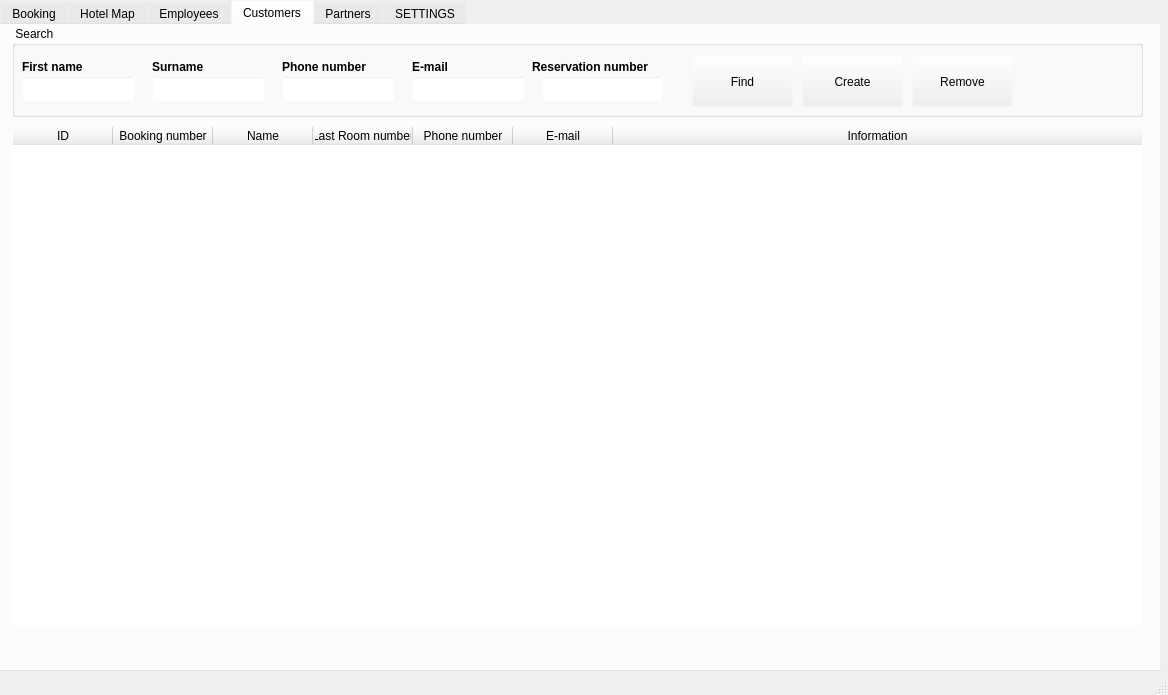
Old version of the form mainwindow.ui in the repository maksymba0/MXHotel.
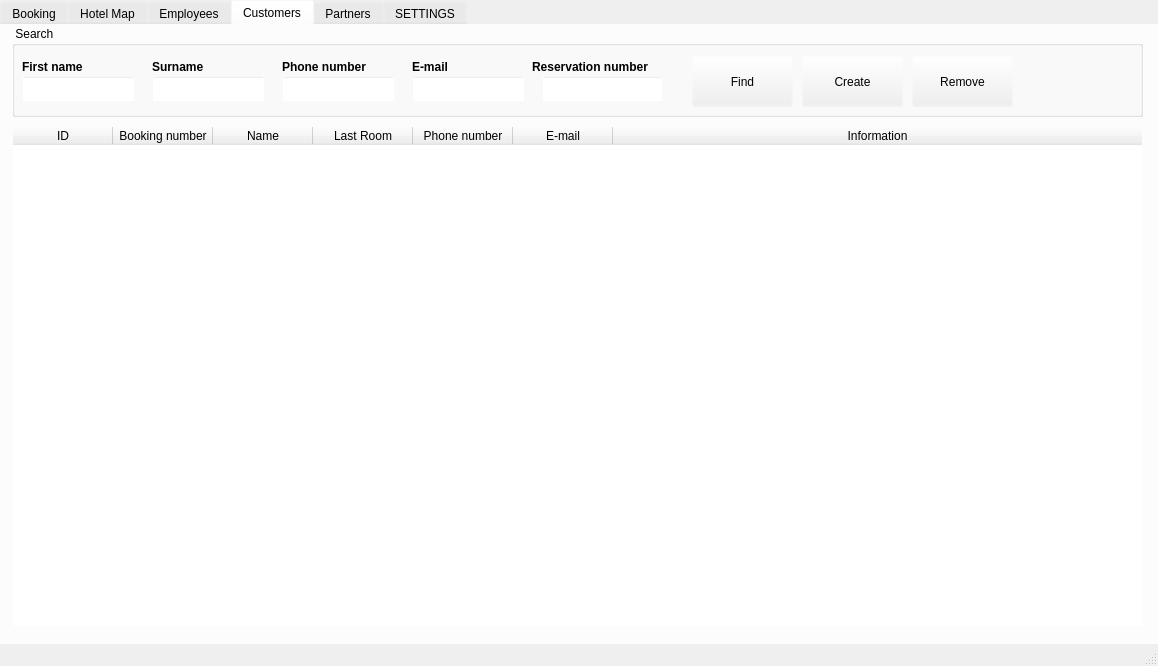
New version of the form. The open tabs and pages were chosen to show the change. Icons and pictures are not drawn.

```diff
--- a/mainwindow.ui
+++ b/mainwindow.ui
@@ -6,8 +6,8 @@
    <rect>
     <x>0</x>
     <y>0</y>
-    <width>1168</width>
-    <height>695</height>
+    <width>1158</width>
+    <height>666</height>
    </rect>
   </property>
   <property name="windowTitle">
@@ -2263,7 +2263,7 @@
       </column>
       <column>
        <property name="text">
-        <string>Last Room number</string>
+        <string>Last Room</string>
        </property>
       </column>
       <column>
```
Left out of the diff: 4 changed lines with no effect on the pictures.
